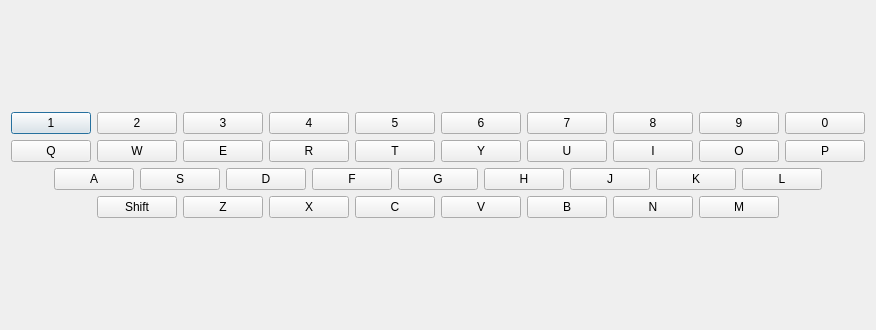
The window that playwindow.ui (FyodorovAleksej/KeyPlayer) describes before a commit, drawn with Qt 5.
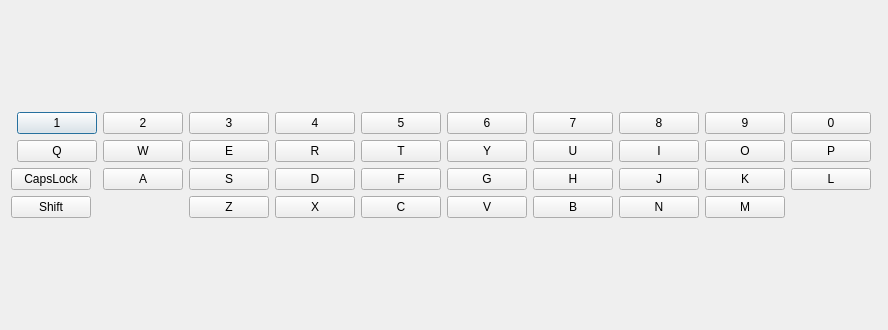
The same window after the commit.

The edit to the form file:
```diff
--- a/playwindow.ui
+++ b/playwindow.ui
@@ -6,7 +6,7 @@
    <rect>
     <x>0</x>
     <y>0</y>
-    <width>872</width>
+    <width>888</width>
     <height>330</height>
    </rect>
   </property>
@@ -248,6 +248,13 @@
      </item>
      <item>
       <layout class="QHBoxLayout" name="horizontalLayout_3">
+       <item>
+        <widget class="QPushButton" name="capsLockButton">
+         <property name="text">
+          <string>CapsLock</string>
+         </property>
+        </widget>
+       </item>
        <item>
         <spacer name="horizontalSpacer_3">
          <property name="orientation">
@@ -368,19 +375,6 @@
      </item>
      <item>
       <layout class="QHBoxLayout" name="horizontalLayout_4">
-       <item>
-        <spacer name="horizontalSpacer">
-         <property name="orientation">
-          <enum>Qt::Horizontal</enum>
-         </property>
-         <property name="sizeHint" stdset="0">
-          <size>
-           <width>40</width>
-           <height>20</height>
-          </size>
-         </property>
-        </spacer>
-       </item>
        <item>
         <widget class="QPushButton" name="keyShiftButton">
          <property name="cursor">
@@ -391,6 +385,19 @@
          </property>
         </widget>
        </item>
+       <item>
+        <spacer name="horizontalSpacer">
+         <property name="orientation">
+          <enum>Qt::Horizontal</enum>
+         </property>
+         <property name="sizeHint" stdset="0">
+          <size>
+           <width>40</width>
+           <height>20</height>
+          </size>
+         </property>
+        </spacer>
+       </item>
        <item>
         <widget class="QPushButton" name="keyZButton">
          <property name="cursor">
```
